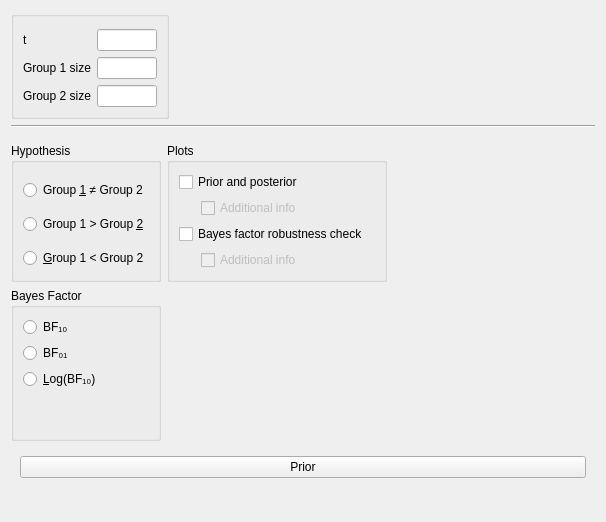
First picture: the form in JASP-Desktop/analysisforms/SummaryStatistics/summarystatsttestbayesianindependentsamplesform.ui, repository jasp-stats/jasp-desktop, before the edit.
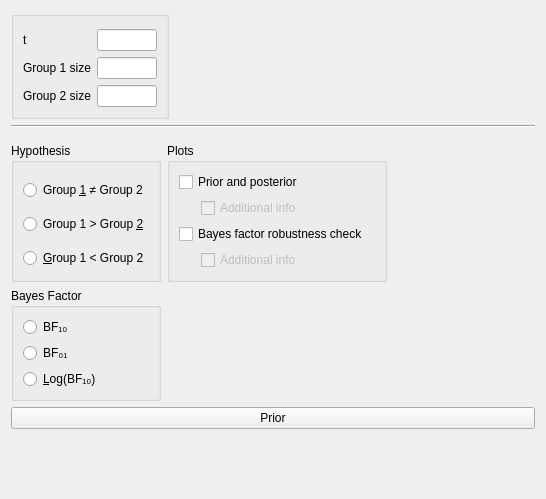
Second picture: the form after the edit. Custom widgets are drawn as their Qt base class.

Commit message: Fixed Subjective prior position in Summary Stats module

```diff
--- a/JASP-Desktop/analysisforms/SummaryStatistics/summarystatsttestbayesianindependentsamplesform.ui
+++ b/JASP-Desktop/analysisforms/SummaryStatistics/summarystatsttestbayesianindependentsamplesform.ui
@@ -6,8 +6,8 @@
    <rect>
     <x>0</x>
     <y>0</y>
-    <width>606</width>
-    <height>479</height>
+    <width>546</width>
+    <height>499</height>
    </rect>
   </property>
   <property name="sizePolicy">
@@ -38,30 +38,6 @@
       <property name="bottomMargin">
        <number>0</number>
       </property>
-      <item row="1" column="1">
-       <widget class="QWidget" name="widget_3" native="true">
-        <property name="sizePolicy">
-         <sizepolicy hsizetype="Preferred" vsizetype="Preferred">
-          <horstretch>0</horstretch>
-          <verstretch>0</verstretch>
-         </sizepolicy>
-        </property>
-        <layout class="QGridLayout" name="gridLayout_2">
-         <property name="leftMargin">
-          <number>0</number>
-         </property>
-         <property name="topMargin">
-          <number>0</number>
-         </property>
-         <property name="rightMargin">
-          <number>0</number>
-         </property>
-         <property name="bottomMargin">
-          <number>0</number>
-         </property>
-        </layout>
-       </widget>
-      </item>
       <item row="0" column="0">
        <widget class="BoundGroupBox" name="hypothesis">
         <property name="title">
@@ -146,32 +122,6 @@
             <bool>false</bool>
            </property>
            <layout class="QGridLayout" name="gridLayout_13">
-            <item row="2" column="0">
-             <widget class="QRadioButton" name="_3">
-              <property name="sizePolicy">
-               <sizepolicy hsizetype="Fixed" vsizetype="Fixed">
-                <horstretch>0</horstretch>
-                <verstretch>0</verstretch>
-               </sizepolicy>
-              </property>
-              <property name="text">
-               <string>&amp;Log(BF₁₀)</string>
-              </property>
-             </widget>
-            </item>
-            <item row="1" column="0">
-             <widget class="QRadioButton" name="_2">
-              <property name="sizePolicy">
-               <sizepolicy hsizetype="Fixed" vsizetype="Fixed">
-                <horstretch>0</horstretch>
-                <verstretch>0</verstretch>
-               </sizepolicy>
-              </property>
-              <property name="text">
-               <string>BF₀₁</string>
-              </property>
-             </widget>
-            </item>
             <item row="0" column="0">
              <widget class="QRadioButton" name="_1">
               <property name="sizePolicy">
@@ -185,18 +135,31 @@
               </property>
              </widget>
             </item>
-            <item row="3" column="0">
-             <spacer name="verticalSpacer_3">
-              <property name="orientation">
-               <enum>Qt::Vertical</enum>
+            <item row="1" column="0">
+             <widget class="QRadioButton" name="_2">
+              <property name="sizePolicy">
+               <sizepolicy hsizetype="Fixed" vsizetype="Fixed">
+                <horstretch>0</horstretch>
+                <verstretch>0</verstretch>
+               </sizepolicy>
               </property>
-              <property name="sizeHint" stdset="0">
-               <size>
-                <width>20</width>
-                <height>40</height>
-               </size>
+              <property name="text">
+               <string>BF₀₁</string>
               </property>
-             </spacer>
+             </widget>
+            </item>
+            <item row="2" column="0">
+             <widget class="QRadioButton" name="_3">
+              <property name="sizePolicy">
+               <sizepolicy hsizetype="Fixed" vsizetype="Fixed">
+                <horstretch>0</horstretch>
+                <verstretch>0</verstretch>
+               </sizepolicy>
+              </property>
+              <property name="text">
+               <string>&amp;Log(BF₁₀)</string>
+              </property>
+             </widget>
             </item>
             <item row="1" column="1">
              <spacer name="horizontalSpacer_3">
@@ -303,8 +266,92 @@
      </layout>
     </widget>
    </item>
+   <item row="1" column="0" colspan="2">
+    <widget class="Line" name="line">
+     <property name="font">
+      <font>
+       <weight>50</weight>
+       <bold>false</bold>
+      </font>
+     </property>
+     <property name="frameShadow">
+      <enum>QFrame::Sunken</enum>
+     </property>
+     <property name="lineWidth">
+      <number>1</number>
+     </property>
+     <property name="orientation">
+      <enum>Qt::Horizontal</enum>
+     </property>
+    </widget>
+   </item>
+   <item row="3" column="0" colspan="2">
+    <widget class="QWidget" name="priorBox" native="true">
+     <layout class="QGridLayout" name="gridLayout_11">
+      <property name="leftMargin">
+       <number>0</number>
+      </property>
+      <property name="topMargin">
+       <number>0</number>
+      </property>
+      <property name="rightMargin">
+       <number>0</number>
+      </property>
+      <item row="0" column="0" rowspan="2" colspan="2">
+       <widget class="ExpanderButton" name="expanderPrior">
+        <property name="text">
+         <string>Prior</string>
+        </property>
+       </widget>
+      </item>
+      <item row="3" column="0">
+       <widget class="SubjectivePriorsWidget" name="subjectivePriors" native="true">
+        <property name="sizePolicy">
+         <sizepolicy hsizetype="Expanding" vsizetype="Fixed">
+          <horstretch>0</horstretch>
+          <verstretch>0</verstretch>
+         </sizepolicy>
+        </property>
+        <property name="minimumSize">
+         <size>
+          <width>0</width>
+          <height>0</height>
+         </size>
+        </property>
+        <layout class="QGridLayout" name="gridLayout_14">
+         <property name="leftMargin">
+          <number>0</number>
+         </property>
+         <property name="topMargin">
+          <number>0</number>
+         </property>
+         <property name="rightMargin">
+          <number>0</number>
+         </property>
+         <property name="verticalSpacing">
+          <number>0</number>
+         </property>
+        </layout>
+       </widget>
+      </item>
+     </layout>
+    </widget>
+   </item>
+   <item row="0" column="1">
+    <spacer name="horizontalSpacer_2">
+     <property name="orientation">
+      <enum>Qt::Horizontal</enum>
+     </property>
+     <property name="sizeHint" stdset="0">
+      <size>
+       <width>346</width>
+       <height>20</height>
+      </size>
+     </property>
+    </spacer>
+   </item>
    <item row="0" column="0">
-    <widget class="BoundGroupBox" name="missingValues">
+    <widget class="BoundGroupBox" name="valuesBox">
      <property name="title">
       <string/>
      </property>
@@ -405,56 +452,19 @@
      </layout>
     </widget>
    </item>
-   <item row="0" column="1">
-    <spacer name="horizontalSpacer_2">
+   <item row="4" column="0">
+    <spacer name="verticalSpacer">
      <property name="orientation">
-      <enum>Qt::Horizontal</enum>
+      <enum>Qt::Vertical</enum>
      </property>
      <property name="sizeHint" stdset="0">
       <size>
-       <width>346</width>
-       <height>20</height>
+       <width>20</width>
+       <height>40</height>
       </size>
      </property>
     </spacer>
    </item>
-   <item row="1" column="0" colspan="2">
-    <widget class="Line" name="line">
-     <property name="font">
-      <font>
-       <weight>50</weight>
-       <bold>false</bold>
-      </font>
-     </property>
-     <property name="frameShadow">
-      <enum>QFrame::Sunken</enum>
-     </property>
-     <property name="lineWidth">
-      <number>1</number>
-     </property>
-     <property name="orientation">
-      <enum>Qt::Horizontal</enum>
-     </property>
-    </widget>
-   </item>
-   <item row="3" column="0" colspan="2">
-    <widget class="QWidget" name="gridWidget" native="true">
-     <layout class="QGridLayout" name="gridLayout_3">
-      <item row="0" column="0">
-       <widget class="ExpanderButton" name="Prior">
-        <property name="text">
-         <string>Prior</string>
-        </property>
-       </widget>
-      </item>
-      <item row="1" column="0">
-       <widget class="SubjectivePriorsWidget" name="subjectivePriors" native="true">
-        <layout class="QGridLayout" name="gridLayout_8"/>
-       </widget>
-      </item>
-     </layout>
-    </widget>
-   </item>
   </layout>
  </widget>
  <customwidgets>
```
The commit also changes 3 other files.
